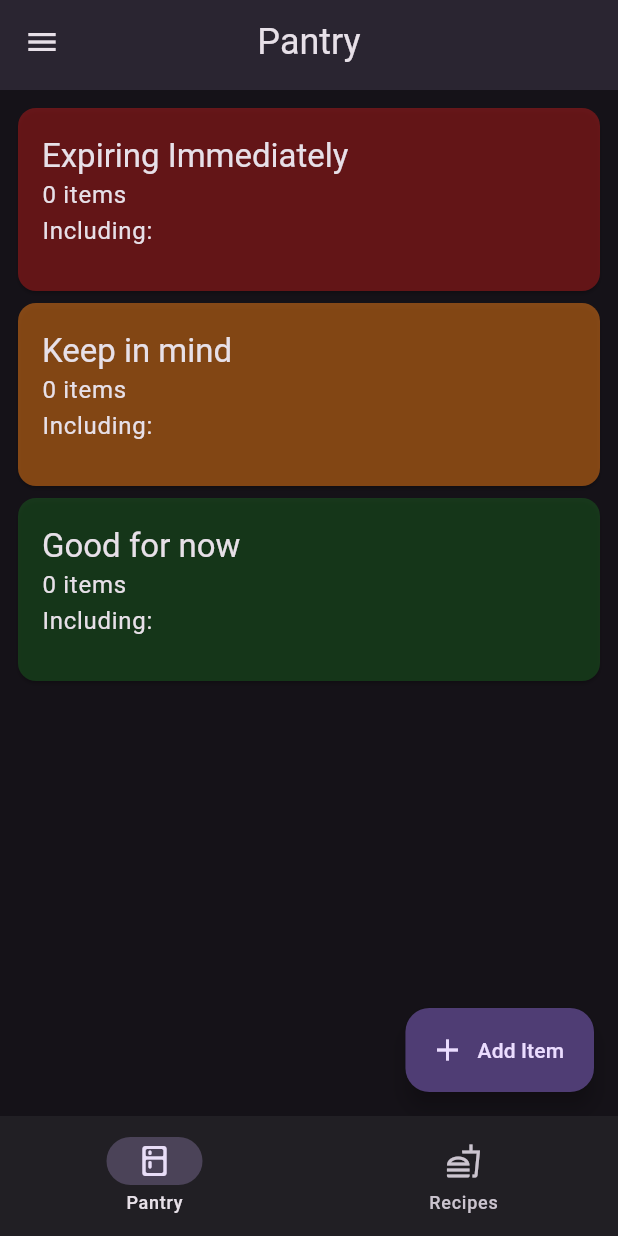
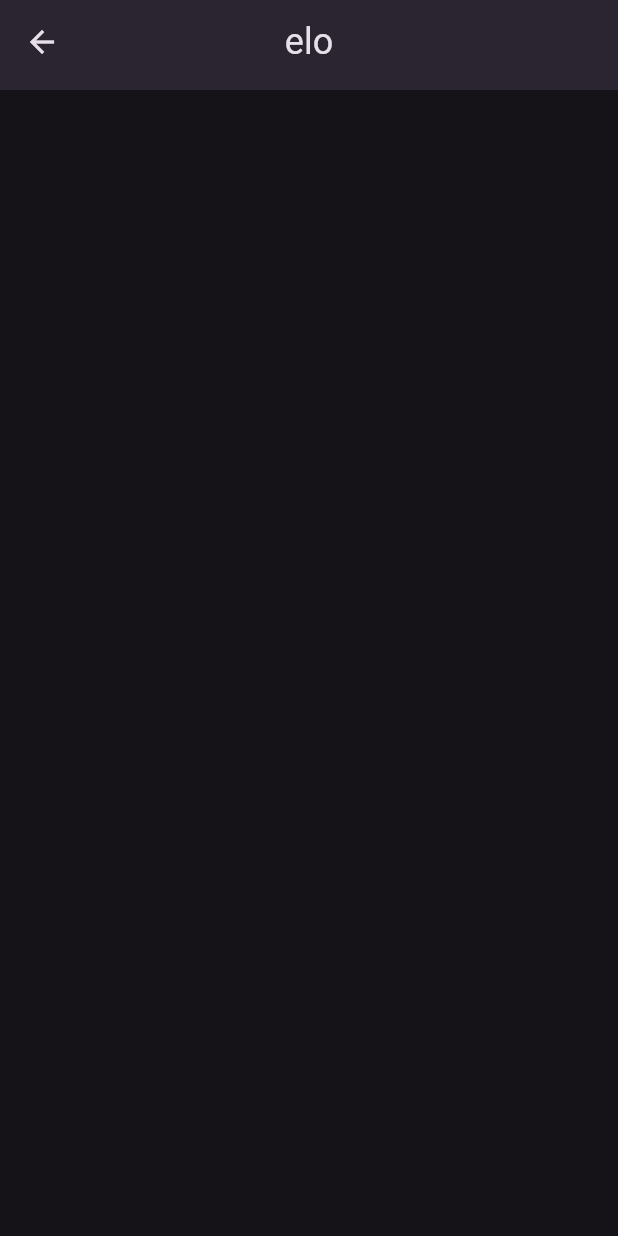
Before and after one commit to Aayushstha03/fridge-manager, a Flutter app: the screen it shows after launch, after a tap on "Expiring Immediately", on a phone screen of 412 x 824 dp. Run offline on Flutter 3.47's test engine with Material 3 defaults, Android fonts, the phone set to English and light mode, and no system bars.

Commit message:
created new component ListingPage to present ingredients in al list from the cards

```diff
--- /dev/null
+++ b/lib/components/ListingPage.dart
@@ -0,0 +1,22 @@
+import 'package:flutter/material.dart';
+import 'package:fridge_app/components/myAppBar.dart';
+import 'package:provider/provider.dart';
+
+class MyListingPage extends StatefulWidget {
+  final String title;
+  const MyListingPage({super.key, required this.title});
+
+  @override
+  State<MyListingPage> createState() => _MyListingPageState();
+}
+
+class _MyListingPageState extends State<MyListingPage> {
+  @override
+  Widget build(BuildContext context) {
+    return Consumer(
+      builder: (context, value, child) => Scaffold(
+        appBar: MyAppBar(title: widget.title),
+      ),
+    );
+  }
+}
--- a/lib/components/MyCard.dart
+++ b/lib/components/MyCard.dart
@@ -1,4 +1,5 @@
 import 'package:flutter/material.dart';
+import 'package:fridge_app/components/ListingPage.dart';
 import 'package:fridge_app/models/ingredient_model.dart';
 import 'package:provider/provider.dart';
 
@@ -26,9 +27,7 @@ class _MyCardState extends State<MyCard> {
         clipBehavior: Clip.hardEdge,
         child: InkWell(
           splashColor: Colors.white.withAlpha(30),
-          onTap: () {
-            debugPrint('Card tapped.');
-          },
+          onTap: widget.onTap,
           child: Padding(
             padding: const EdgeInsets.fromLTRB(0, 10, 0, 20),
             child: Column(
--- a/lib/pages/pantry_page.dart
+++ b/lib/pages/pantry_page.dart
@@ -4,9 +4,10 @@
 //todo add date field to the model to calculate expiry time of items in pantry
 
 import 'package:flutter/material.dart';
+import 'package:fridge_app/components/ListingPage.dart';
 import 'package:fridge_app/components/MyCard.dart';
-import 'package:fridge_app/components/dialog.dart';
-import 'package:fridge_app/components/myAppBar.dart';
+import 'package:fridge_app/components/Dialog.dart';
+import 'package:fridge_app/components/MyAppBar.dart';
 import 'package:fridge_app/models/ingredient_model.dart';
 import 'package:provider/provider.dart';
 
@@ -63,9 +64,17 @@ class _PantryPageState extends State<PantryPage> {
             children: [
               //red alert block
               MyCard(
-                  color: Colors.red.shade900.withOpacity(0.5),
-                  title: 'Expiring Immediately',
-                  onTap: () {}),
+                color: Colors.red.shade900.withOpacity(0.5),
+                title: 'Expiring Immediately',
+                onTap: () {
+                  Navigator.push(
+                      context,
+                      MaterialPageRoute(
+                          builder: (context) => const MyListingPage(
+                                title: 'elo',
+                              )));
+                },
+              ),
               MyCard(
                   color: Colors.yellow.shade900.withOpacity(0.5),
                   title: 'Keep in mind',
```
